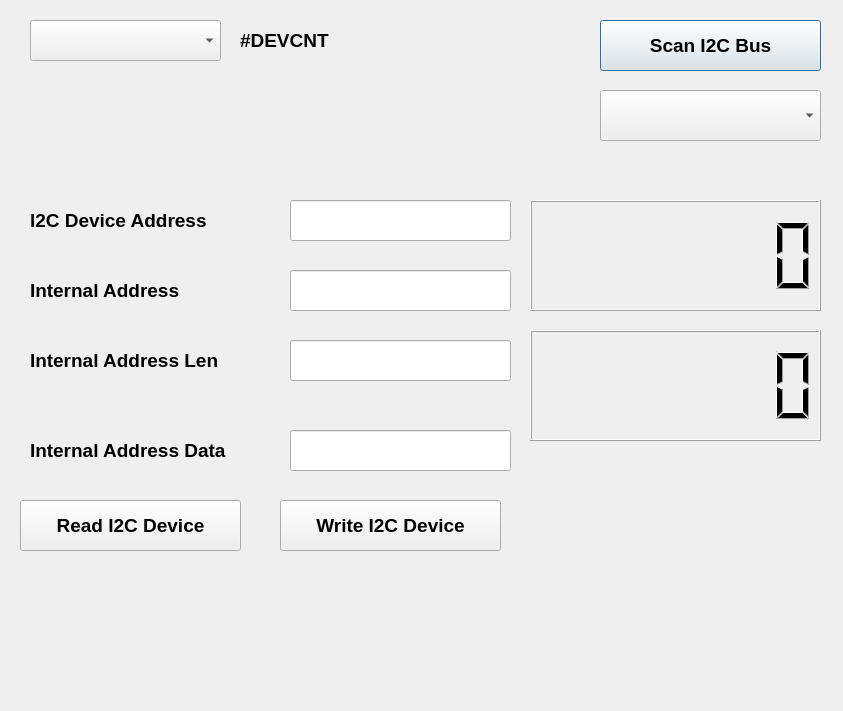
Above: QT/i2c/display.ui from natashaiwscope/emulator_v0 before the change. Below: the same form after it.
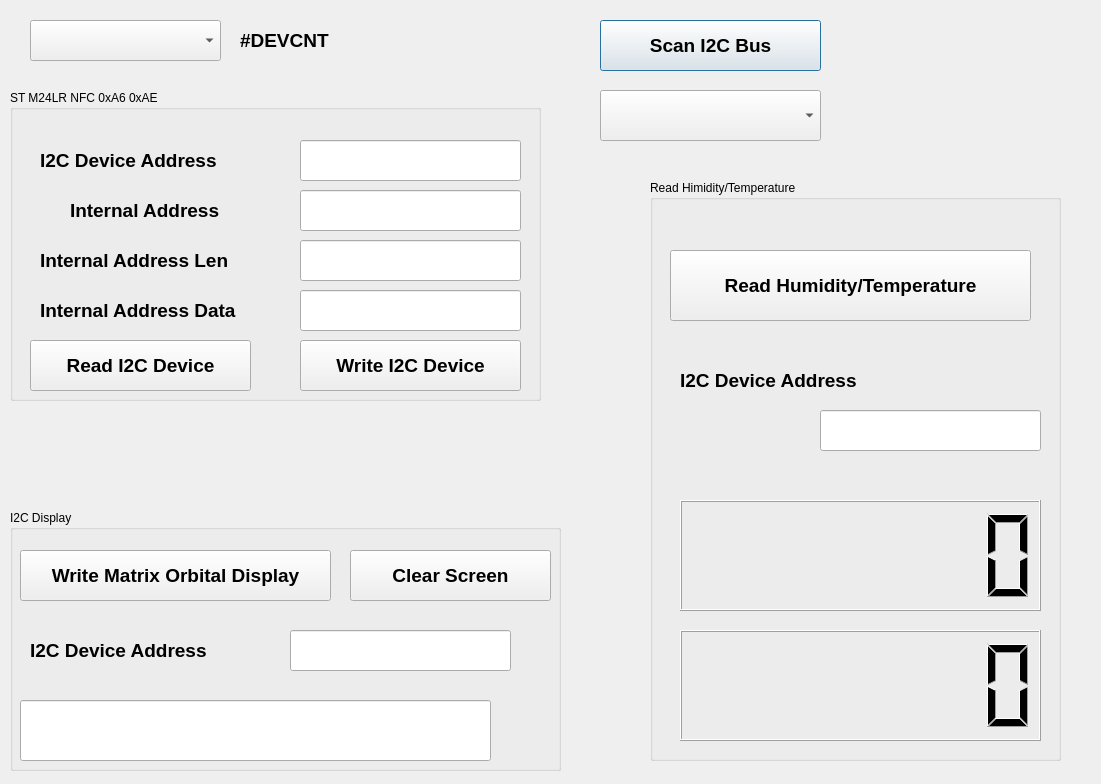
That is the form after the change.

Patch:
```diff
--- a/QT/i2c/display.ui
+++ b/QT/i2c/display.ui
@@ -6,8 +6,8 @@
    <rect>
     <x>0</x>
     <y>0</y>
-    <width>843</width>
-    <height>711</height>
+    <width>1101</width>
+    <height>784</height>
    </rect>
   </property>
   <property name="windowTitle">
@@ -66,58 +66,6 @@
     </rect>
    </property>
   </widget>
-  <widget class="QLCDNumber" name="lcdADC_Chnl2">
-   <property name="geometry">
-    <rect>
-     <x>530</x>
-     <y>330</y>
-     <width>291</width>
-     <height>111</height>
-    </rect>
-   </property>
-   <property name="font">
-    <font>
-     <pointsize>18</pointsize>
-     <weight>75</weight>
-     <bold>true</bold>
-    </font>
-   </property>
-   <property name="lineWidth">
-    <number>1</number>
-   </property>
-   <property name="numDigits">
-    <number>7</number>
-   </property>
-   <property name="mode">
-    <enum>QLCDNumber::Bin</enum>
-   </property>
-  </widget>
-  <widget class="QLCDNumber" name="lcdADC_Chnl1">
-   <property name="geometry">
-    <rect>
-     <x>530</x>
-     <y>200</y>
-     <width>291</width>
-     <height>111</height>
-    </rect>
-   </property>
-   <property name="font">
-    <font>
-     <pointsize>18</pointsize>
-     <weight>75</weight>
-     <bold>true</bold>
-    </font>
-   </property>
-   <property name="lineWidth">
-    <number>1</number>
-   </property>
-   <property name="numDigits">
-    <number>7</number>
-   </property>
-   <property name="mode">
-    <enum>QLCDNumber::Bin</enum>
-   </property>
-  </widget>
   <widget class="QLabel" name="qlbl">
    <property name="geometry">
     <rect>
@@ -131,165 +79,412 @@
     <string>&lt;html&gt;&lt;head/&gt;&lt;body&gt;&lt;p&gt;&lt;span style=&quot; font-size:14pt; font-weight:600;&quot;&gt;#DEVCNT&lt;/span&gt;&lt;/p&gt;&lt;/body&gt;&lt;/html&gt;</string>
    </property>
   </widget>
-  <widget class="QLineEdit" name="devAddress_box">
+  <widget class="QGroupBox" name="groupBox">
    <property name="geometry">
     <rect>
-     <x>290</x>
-     <y>200</y>
-     <width>221</width>
-     <height>41</height>
+     <x>10</x>
+     <y>90</y>
+     <width>531</width>
+     <height>311</height>
     </rect>
    </property>
-   <property name="font">
-    <font>
-     <pointsize>14</pointsize>
-     <weight>75</weight>
-     <bold>true</bold>
-    </font>
+   <property name="title">
+    <string>ST M24LR NFC 0xA6 0xAE</string>
    </property>
+   <widget class="QLabel" name="qlbl_3">
+    <property name="geometry">
+     <rect>
+      <x>60</x>
+      <y>100</y>
+      <width>211</width>
+      <height>41</height>
+     </rect>
+    </property>
+    <property name="text">
+     <string>&lt;html&gt;&lt;head/&gt;&lt;body&gt;&lt;p&gt;&lt;span style=&quot; font-size:14pt; font-weight:600;&quot;&gt;Internal Address&lt;/span&gt;&lt;/p&gt;&lt;/body&gt;&lt;/html&gt;</string>
+    </property>
+   </widget>
+   <widget class="QLabel" name="qlbl_2">
+    <property name="geometry">
+     <rect>
+      <x>30</x>
+      <y>50</y>
+      <width>211</width>
+      <height>41</height>
+     </rect>
+    </property>
+    <property name="text">
+     <string>&lt;html&gt;&lt;head/&gt;&lt;body&gt;&lt;p&gt;&lt;span style=&quot; font-size:14pt; font-weight:600;&quot;&gt;I2C Device Address&lt;/span&gt;&lt;/p&gt;&lt;/body&gt;&lt;/html&gt;</string>
+    </property>
+   </widget>
+   <widget class="QLineEdit" name="intAddressLen_box">
+    <property name="geometry">
+     <rect>
+      <x>290</x>
+      <y>150</y>
+      <width>221</width>
+      <height>41</height>
+     </rect>
+    </property>
+    <property name="font">
+     <font>
+      <pointsize>14</pointsize>
+      <weight>75</weight>
+      <bold>true</bold>
+     </font>
+    </property>
+   </widget>
+   <widget class="QLineEdit" name="devAddressm24lr_box">
+    <property name="geometry">
+     <rect>
+      <x>290</x>
+      <y>50</y>
+      <width>221</width>
+      <height>41</height>
+     </rect>
+    </property>
+    <property name="font">
+     <font>
+      <pointsize>14</pointsize>
+      <weight>75</weight>
+      <bold>true</bold>
+     </font>
+    </property>
+   </widget>
+   <widget class="QLineEdit" name="intAddressData_box">
+    <property name="geometry">
+     <rect>
+      <x>290</x>
+      <y>200</y>
+      <width>221</width>
+      <height>41</height>
+     </rect>
+    </property>
+    <property name="font">
+     <font>
+      <pointsize>14</pointsize>
+      <weight>75</weight>
+      <bold>true</bold>
+     </font>
+    </property>
+   </widget>
+   <widget class="QPushButton" name="buttonWriteI2CDevice">
+    <property name="geometry">
+     <rect>
+      <x>290</x>
+      <y>250</y>
+      <width>221</width>
+      <height>51</height>
+     </rect>
+    </property>
+    <property name="font">
+     <font>
+      <pointsize>14</pointsize>
+      <weight>75</weight>
+      <bold>true</bold>
+     </font>
+    </property>
+    <property name="text">
+     <string>Write I2C Device</string>
+    </property>
+   </widget>
+   <widget class="QLabel" name="qlbl_5">
+    <property name="geometry">
+     <rect>
+      <x>30</x>
+      <y>200</y>
+      <width>241</width>
+      <height>41</height>
+     </rect>
+    </property>
+    <property name="text">
+     <string>&lt;html&gt;&lt;head/&gt;&lt;body&gt;&lt;p&gt;&lt;span style=&quot; font-size:14pt; font-weight:600;&quot;&gt;Internal Address Data&lt;/span&gt;&lt;/p&gt;&lt;/body&gt;&lt;/html&gt;</string>
+    </property>
+   </widget>
+   <widget class="QLabel" name="qlbl_4">
+    <property name="geometry">
+     <rect>
+      <x>30</x>
+      <y>150</y>
+      <width>231</width>
+      <height>41</height>
+     </rect>
+    </property>
+    <property name="text">
+     <string>&lt;html&gt;&lt;head/&gt;&lt;body&gt;&lt;p&gt;&lt;span style=&quot; font-size:14pt; font-weight:600;&quot;&gt;Internal Address Len&lt;/span&gt;&lt;/p&gt;&lt;/body&gt;&lt;/html&gt;</string>
+    </property>
+   </widget>
+   <widget class="QLineEdit" name="intAddress_box">
+    <property name="geometry">
+     <rect>
+      <x>290</x>
+      <y>100</y>
+      <width>221</width>
+      <height>41</height>
+     </rect>
+    </property>
+    <property name="font">
+     <font>
+      <pointsize>14</pointsize>
+      <weight>75</weight>
+      <bold>true</bold>
+     </font>
+    </property>
+   </widget>
+   <widget class="QPushButton" name="buttonReadI2CDevice">
+    <property name="geometry">
+     <rect>
+      <x>20</x>
+      <y>250</y>
+      <width>221</width>
+      <height>51</height>
+     </rect>
+    </property>
+    <property name="font">
+     <font>
+      <pointsize>14</pointsize>
+      <weight>75</weight>
+      <bold>true</bold>
+     </font>
+    </property>
+    <property name="text">
+     <string>Read I2C Device</string>
+    </property>
+   </widget>
+   <zorder>qlbl_3</zorder>
+   <zorder>qlbl_2</zorder>
+   <zorder>intAddressLen_box</zorder>
+   <zorder>devAddressm24lr_box</zorder>
+   <zorder>intAddressData_box</zorder>
+   <zorder>buttonWriteI2CDevice</zorder>
+   <zorder>qlbl_5</zorder>
+   <zorder>qlbl_4</zorder>
+   <zorder>intAddress_box</zorder>
+   <zorder>buttonReadI2CDevice</zorder>
+   <zorder>groupBox_3</zorder>
   </widget>
-  <widget class="QLabel" name="qlbl_2">
+  <widget class="QGroupBox" name="groupBox_2">
    <property name="geometry">
     <rect>
-     <x>30</x>
-     <y>200</y>
-     <width>211</width>
-     <height>41</height>
+     <x>10</x>
+     <y>510</y>
+     <width>551</width>
+     <height>261</height>
     </rect>
    </property>
-   <property name="text">
-    <string>&lt;html&gt;&lt;head/&gt;&lt;body&gt;&lt;p&gt;&lt;span style=&quot; font-size:14pt; font-weight:600;&quot;&gt;I2C Device Address&lt;/span&gt;&lt;/p&gt;&lt;/body&gt;&lt;/html&gt;</string>
+   <property name="title">
+    <string>I2C Display</string>
    </property>
+   <widget class="QPushButton" name="buttonWriteI2CDevice_2">
+    <property name="geometry">
+     <rect>
+      <x>10</x>
+      <y>40</y>
+      <width>311</width>
+      <height>51</height>
+     </rect>
+    </property>
+    <property name="font">
+     <font>
+      <pointsize>14</pointsize>
+      <weight>75</weight>
+      <bold>true</bold>
+     </font>
+    </property>
+    <property name="text">
+     <string>Write Matrix Orbital Display</string>
+    </property>
+   </widget>
+   <widget class="QLineEdit" name="MatrixLCDData_box">
+    <property name="geometry">
+     <rect>
+      <x>10</x>
+      <y>190</y>
+      <width>471</width>
+      <height>61</height>
+     </rect>
+    </property>
+    <property name="font">
+     <font>
+      <pointsize>14</pointsize>
+      <weight>75</weight>
+      <bold>true</bold>
+     </font>
+    </property>
+   </widget>
+   <widget class="QLabel" name="qlbl_6">
+    <property name="geometry">
+     <rect>
+      <x>20</x>
+      <y>120</y>
+      <width>211</width>
+      <height>41</height>
+     </rect>
+    </property>
+    <property name="text">
+     <string>&lt;html&gt;&lt;head/&gt;&lt;body&gt;&lt;p&gt;&lt;span style=&quot; font-size:14pt; font-weight:600;&quot;&gt;I2C Device Address&lt;/span&gt;&lt;/p&gt;&lt;/body&gt;&lt;/html&gt;</string>
+    </property>
+   </widget>
+   <widget class="QLineEdit" name="devAddressI2CDisplay_box">
+    <property name="geometry">
+     <rect>
+      <x>280</x>
+      <y>120</y>
+      <width>221</width>
+      <height>41</height>
+     </rect>
+    </property>
+    <property name="font">
+     <font>
+      <pointsize>14</pointsize>
+      <weight>75</weight>
+      <bold>true</bold>
+     </font>
+    </property>
+   </widget>
+   <widget class="QPushButton" name="buttonWriteI2CDevice_4">
+    <property name="geometry">
+     <rect>
+      <x>340</x>
+      <y>40</y>
+      <width>201</width>
+      <height>51</height>
+     </rect>
+    </property>
+    <property name="font">
+     <font>
+      <pointsize>14</pointsize>
+      <weight>75</weight>
+      <bold>true</bold>
+     </font>
+    </property>
+    <property name="text">
+     <string>Clear Screen</string>
+    </property>
+   </widget>
   </widget>
-  <widget class="QLabel" name="qlbl_3">
+  <widget class="QGroupBox" name="groupBox_3">
    <property name="geometry">
     <rect>
-     <x>30</x>
-     <y>270</y>
-     <width>211</width>
-     <height>41</height>
+     <x>650</x>
+     <y>180</y>
+     <width>411</width>
+     <height>581</height>
     </rect>
    </property>
-   <property name="text">
-    <string>&lt;html&gt;&lt;head/&gt;&lt;body&gt;&lt;p&gt;&lt;span style=&quot; font-size:14pt; font-weight:600;&quot;&gt;Internal Address&lt;/span&gt;&lt;/p&gt;&lt;/body&gt;&lt;/html&gt;</string>
+   <property name="title">
+    <string>Read Himidity/Temperature</string>
    </property>
-  </widget>
-  <widget class="QLineEdit" name="intAddress_box">
-   <property name="geometry">
-    <rect>
-     <x>290</x>
-     <y>270</y>
-     <width>221</width>
-     <height>41</height>
-    </rect>
-   </property>
-   <property name="font">
-    <font>
-     <pointsize>14</pointsize>
-     <weight>75</weight>
-     <bold>true</bold>
-    </font>
-   </property>
-  </widget>
-  <widget class="QPushButton" name="buttonReadI2CDevice">
-   <property name="geometry">
-    <rect>
-     <x>20</x>
-     <y>500</y>
-     <width>221</width>
-     <height>51</height>
-    </rect>
-   </property>
-   <property name="font">
-    <font>
-     <pointsize>14</pointsize>
-     <weight>75</weight>
-     <bold>true</bold>
-    </font>
-   </property>
-   <property name="text">
-    <string>Read I2C Device</string>
-   </property>
-  </widget>
-  <widget class="QPushButton" name="buttonWriteI2CDevice">
-   <property name="geometry">
-    <rect>
-     <x>280</x>
-     <y>500</y>
-     <width>221</width>
-     <height>51</height>
-    </rect>
-   </property>
-   <property name="font">
-    <font>
-     <pointsize>14</pointsize>
-     <weight>75</weight>
-     <bold>true</bold>
-    </font>
-   </property>
-   <property name="text">
-    <string>Write I2C Device</string>
-   </property>
-  </widget>
-  <widget class="QLabel" name="qlbl_4">
-   <property name="geometry">
-    <rect>
-     <x>30</x>
-     <y>340</y>
-     <width>231</width>
-     <height>41</height>
-    </rect>
-   </property>
-   <property name="text">
-    <string>&lt;html&gt;&lt;head/&gt;&lt;body&gt;&lt;p&gt;&lt;span style=&quot; font-size:14pt; font-weight:600;&quot;&gt;Internal Address Len&lt;/span&gt;&lt;/p&gt;&lt;/body&gt;&lt;/html&gt;</string>
-   </property>
-  </widget>
-  <widget class="QLineEdit" name="intAddressLen_box">
-   <property name="geometry">
-    <rect>
-     <x>290</x>
-     <y>340</y>
-     <width>221</width>
-     <height>41</height>
-    </rect>
-   </property>
-   <property name="font">
-    <font>
-     <pointsize>14</pointsize>
-     <weight>75</weight>
-     <bold>true</bold>
-    </font>
-   </property>
-  </widget>
-  <widget class="QLineEdit" name="intAddressData_box">
-   <property name="geometry">
-    <rect>
-     <x>290</x>
-     <y>430</y>
-     <width>221</width>
-     <height>41</height>
-    </rect>
-   </property>
-   <property name="font">
-    <font>
-     <pointsize>14</pointsize>
-     <weight>75</weight>
-     <bold>true</bold>
-    </font>
-   </property>
-  </widget>
-  <widget class="QLabel" name="qlbl_5">
-   <property name="geometry">
-    <rect>
-     <x>30</x>
-     <y>430</y>
-     <width>241</width>
-     <height>41</height>
-    </rect>
-   </property>
-   <property name="text">
-    <string>&lt;html&gt;&lt;head/&gt;&lt;body&gt;&lt;p&gt;&lt;span style=&quot; font-size:14pt; font-weight:600;&quot;&gt;Internal Address Data&lt;/span&gt;&lt;/p&gt;&lt;/body&gt;&lt;/html&gt;</string>
-   </property>
+   <widget class="QPushButton" name="buttonWriteI2CDevice_3">
+    <property name="geometry">
+     <rect>
+      <x>20</x>
+      <y>70</y>
+      <width>361</width>
+      <height>71</height>
+     </rect>
+    </property>
+    <property name="font">
+     <font>
+      <pointsize>14</pointsize>
+      <weight>75</weight>
+      <bold>true</bold>
+     </font>
+    </property>
+    <property name="text">
+     <string>Read Humidity/Temperature</string>
+    </property>
+   </widget>
+   <widget class="QLCDNumber" name="lcdADC_Chnl1">
+    <property name="geometry">
+     <rect>
+      <x>30</x>
+      <y>320</y>
+      <width>361</width>
+      <height>111</height>
+     </rect>
+    </property>
+    <property name="font">
+     <font>
+      <pointsize>18</pointsize>
+      <weight>75</weight>
+      <bold>true</bold>
+     </font>
+    </property>
+    <property name="lineWidth">
+     <number>1</number>
+    </property>
+    <property name="numDigits">
+     <number>7</number>
+    </property>
+    <property name="mode">
+     <enum>QLCDNumber::Bin</enum>
+    </property>
+   </widget>
+   <widget class="QLCDNumber" name="lcdADC_Chnl2">
+    <property name="geometry">
+     <rect>
+      <x>30</x>
+      <y>450</y>
+      <width>361</width>
+      <height>111</height>
+     </rect>
+    </property>
+    <property name="font">
+     <font>
+      <pointsize>18</pointsize>
+      <weight>75</weight>
+      <bold>true</bold>
+     </font>
+    </property>
+    <property name="lineWidth">
+     <number>1</number>
+    </property>
+    <property name="numDigits">
+     <number>7</number>
+    </property>
+    <property name="mode">
+     <enum>QLCDNumber::Bin</enum>
+    </property>
+   </widget>
+   <widget class="QLabel" name="qlbl_7">
+    <property name="geometry">
+     <rect>
+      <x>30</x>
+      <y>180</y>
+      <width>211</width>
+      <height>41</height>
+     </rect>
+    </property>
+    <property name="text">
+     <string>&lt;html&gt;&lt;head/&gt;&lt;body&gt;&lt;p&gt;&lt;span style=&quot; font-size:14pt; font-weight:600;&quot;&gt;I2C Device Address&lt;/span&gt;&lt;/p&gt;&lt;/body&gt;&lt;/html&gt;</string>
+    </property>
+   </widget>
+   <widget class="QLineEdit" name="devAddressHumidity_box">
+    <property name="geometry">
+     <rect>
+      <x>170</x>
+      <y>230</y>
+      <width>221</width>
+      <height>41</height>
+     </rect>
+    </property>
+    <property name="font">
+     <font>
+      <pointsize>14</pointsize>
+      <weight>75</weight>
+      <bold>true</bold>
+     </font>
+    </property>
+   </widget>
+   <zorder>lcdADC_Chnl2</zorder>
+   <zorder>lcdADC_Chnl1</zorder>
+   <zorder>buttonWriteI2CDevice_3</zorder>
+   <zorder>buttonWriteI2CDevice_3</zorder>
+   <zorder>lcdADC_Chnl1</zorder>
+   <zorder>lcdADC_Chnl2</zorder>
+   <zorder>qlbl_7</zorder>
+   <zorder>devAddressHumidity_box</zorder>
   </widget>
  </widget>
  <resources/>
```
